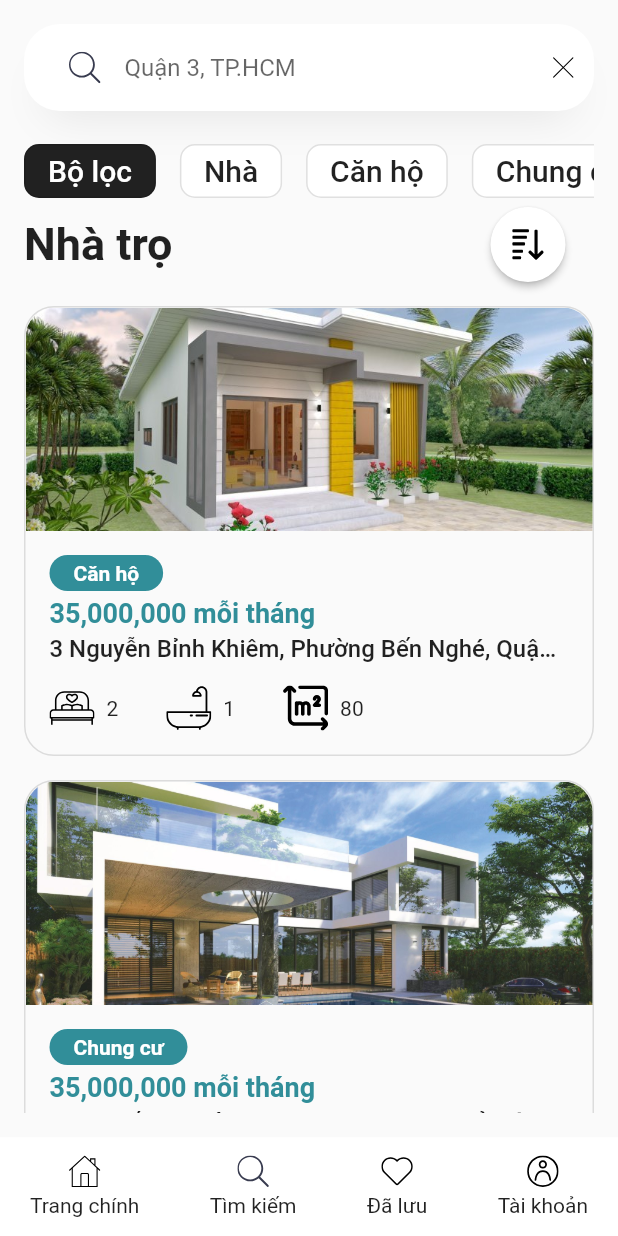
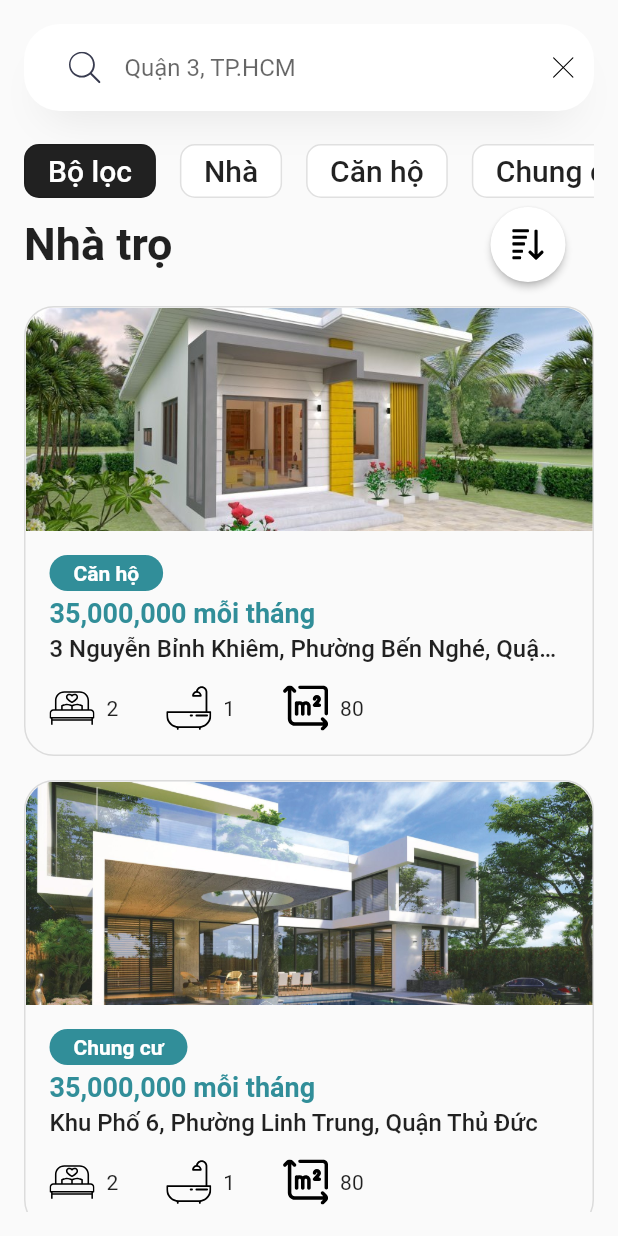
Before and after one commit to Longsans/rent-finder, a Flutter app: the SearchResultScreen widget shown alone on an empty page, opened directly, on a phone screen of 412 x 824 dp. Run offline on Flutter 3.47's test engine with Material 2 defaults, Android fonts, the light colour scheme and no system bars; our stand-ins replace equatable, flutter_bloc, flutter_svg.

Commit message:
Navigate with bottom navigation bar

```diff
--- /dev/null
+++ b/rent_finder/lib/presentation/screens/screens.dart
@@ -0,0 +1,6 @@
+export 'find_house_screen.dart';
+export 'search_area.dart';
+export 'search_result_screen.dart';
+export 'saved_area.dart';
+export 'user_area.dart';
+export 'home_screen.dart';
--- a/rent_finder/lib/presentation/screens/search_result_screen.dart
+++ b/rent_finder/lib/presentation/screens/search_result_screen.dart
@@ -1,16 +1,13 @@
 import 'package:flutter/material.dart';
 import 'package:flutter_svg/flutter_svg.dart';
 import 'package:rent_finder/constants.dart';
-import 'package:rent_finder/presentation/widgets/bottom_nav_bar.dart';
+
 import 'package:rent_finder/presentation/widgets/search_bar.dart';
 
 class SearchResultScreen extends StatelessWidget {
   @override
   Widget build(BuildContext context) {
-    var size = MediaQuery.of(context).size;
-    return Scaffold(
-      bottomNavigationBar: BottomNavBar(size: size),
-      body: SafeArea(
+    return SafeArea(
       child: Container(
         padding: const EdgeInsets.all(defaultPadding),
         child: Column(
@@ -103,7 +100,6 @@ class SearchResultScreen extends StatelessWidget {
               ),
             )
           ],
-          ),
         ),
       ),
     );
--- a/rent_finder/lib/presentation/widgets/bottom_nav_bar.dart
+++ /dev/null
@@ -1,74 +0,0 @@
-import 'package:flutter/material.dart';
-import 'package:flutter_svg/flutter_svg.dart';
-import 'package:rent_finder/presentation/screens/search_screen.dart';
-
-class BottomNavBar extends StatelessWidget {
-  const BottomNavBar({
-    Key key,
-    @required this.size,
-  }) : super(key: key);
-
-  final Size size;
-
-  @override
-  Widget build(BuildContext context) {
-    return Container(
-      padding: EdgeInsets.symmetric(horizontal: 20, vertical: 10),
-      height: size.height * 0.08,
-      color: Colors.white,
-      child: Row(
-        mainAxisAlignment: MainAxisAlignment.spaceBetween,
-        children: <Widget>[
-          BottomNavItem(
-            title: "Trang chính",
-            svgSrc: "assets/icons/home.svg",
-          ),
-          BottomNavItem(
-            press: () {
-            },
-            title: "Tìm kiếm",
-            svgSrc: "assets/icons/search.svg",
-          ),
-          BottomNavItem(
-            title: "Đã lưu",
-            svgSrc: "assets/icons/heart.svg",
-          ),
-          BottomNavItem(
-            title: "Tài khoản",
-            svgSrc: "assets/icons/user.svg",
-          ),
-        ],
-      ),
-    );
-  }
-}
-
-class BottomNavItem extends StatelessWidget {
-  final String title;
-  final String svgSrc;
-  final Function press;
-  const BottomNavItem({
-    Key key,
-    this.title,
-    this.svgSrc,
-    this.press,
-  }) : super(key: key);
-
-  @override
-  Widget build(BuildContext context) {
-    return GestureDetector(
-      onTap: press,
-      child: Column(
-        mainAxisAlignment: MainAxisAlignment.spaceAround,
-        children: <Widget>[
-          SvgPicture.asset(
-            svgSrc,
-            width: 21,
-            height: 21,
-          ),
-          Text(title),
-        ],
-      ),
-    );
-  }
-}
```
Also changed, not shown: rent_finder/lib/logic/bloc/navigation_bar_bloc.dart (added, +40 -0 lines), rent_finder/lib/logic/bloc/navigation_bar_event.dart (added, +13 -0 lines), rent_finder/lib/logic/bloc/navigation_bar_state.dart (added, +29 -0 lines), rent_finder/lib/main.dart (+18 -6 lines), rent_finder/lib/presentation/screens/home_screen.dart (added, +82 -0 lines), rent_finder/lib/presentation/screens/saved_area.dart (added, +11 -0 lines), rent_finder/lib/presentation/screens/search_area.dart (renamed from rent_finder/lib/presentation/screens/search_screen.dart, +2 -9 lines), rent_finder/lib/presentation/screens/user_area.dart (added, +12 -0 lines), rent_finder/lib/routes/app_router.dart (added, +25 -0 lines). Lines whose indentation alone changed are shown as unchanged.
